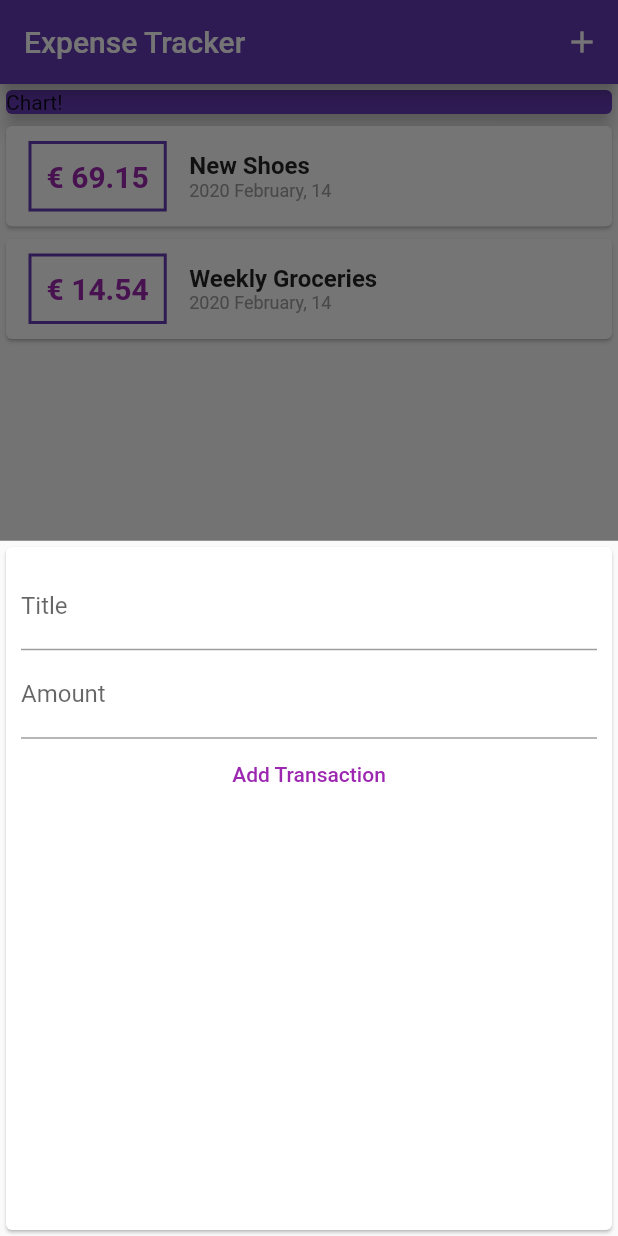
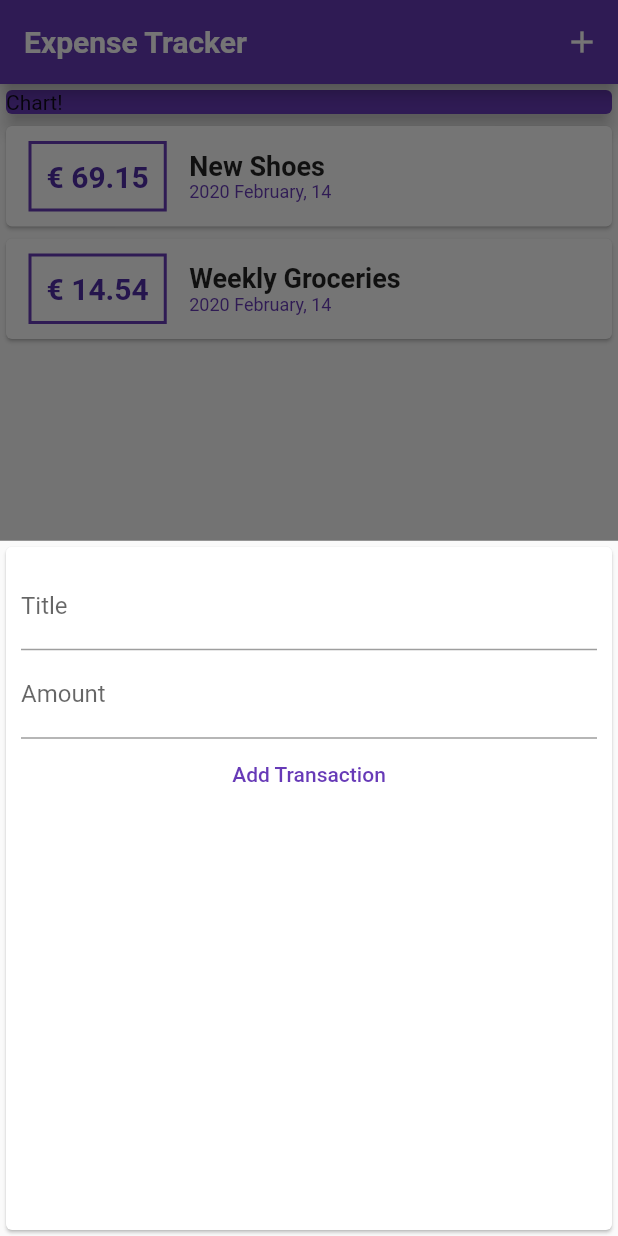
Before and after one commit to zettlrobert/expense_tracker, a Flutter app: the screen it shows after launch, after a tap on the "add" icon, on a phone screen of 412 x 824 dp. Run offline on Flutter 3.47's test engine with Material 2 defaults, Android fonts, the phone set to English and light mode, and no system bars; Roboto replaces fonts that are missing (OpenSans).

Commit message:
Global Color Style and Fonts

```diff
--- a/lib/main.dart
+++ b/lib/main.dart
@@ -11,9 +11,24 @@ class MyApp extends StatelessWidget {
   @override
   Widget build(BuildContext context) {
     return MaterialApp(
-      title: 'Flutter Demo',
+      title: 'Expenses Tracker',
       theme: ThemeData(
         primarySwatch: Colors.deepPurple,
+        fontFamily: 'Quicksand',
+        textTheme: ThemeData.light().textTheme.copyWith(
+              title: TextStyle(
+                  fontFamily: 'OpenSans',
+                  fontSize: 18,
+                  fontWeight: FontWeight.bold),
+            ),
+        appBarTheme: AppBarTheme(
+          textTheme: ThemeData.light().textTheme.copyWith(
+                title: TextStyle(
+                    fontFamily: 'OpenSans',
+                    fontSize: 20,
+                    fontWeight: FontWeight.bold),
+              ),
+        ),
       ),
       home: MyHomePage(),
     );
@@ -83,7 +98,7 @@ class _MyHomePageState extends State<MyHomePage> {
           children: <Widget>[
             Container(
               child: Card(
-                color: Colors.deepPurple,
+                color: Theme.of(context).primaryColor,
                 child: Text('Chart!'),
                 elevation: 5,
               ),
--- a/lib/widgets/new_transaction.dart
+++ b/lib/widgets/new_transaction.dart
@@ -10,13 +10,9 @@ class NewTransaction extends StatefulWidget {
   _NewTransactionState createState() => _NewTransactionState();
 }
 
-
-
-
 class _NewTransactionState extends State<NewTransaction> {
   final titleController = TextEditingController();
   final amountController = TextEditingController();
-
 
   void submitData() {
     final enteredTitle = titleController.text;
@@ -60,7 +56,7 @@ class _NewTransactionState extends State<NewTransaction> {
             ),
             FlatButton(
               child: Text('Add Transaction'),
-              textColor: Colors.purple,
+              textColor: Theme.of(context).primaryColor,
               onPressed: submitData,
             ),
           ],
--- a/lib/widgets/transaction_list.dart
+++ b/lib/widgets/transaction_list.dart
@@ -28,7 +28,7 @@ class TransactionList extends StatelessWidget {
                     style: TextStyle(
                       fontWeight: FontWeight.bold,
                       fontSize: 20,
-                      color: Colors.purple,
+                      color: Theme.of(context).primaryColorDark,
                     ),
                   ),
                 ),
@@ -37,17 +37,14 @@ class TransactionList extends StatelessWidget {
                   children: <Widget>[
                     Text(
                       transactions[index].title,
-                      style: TextStyle(
-                        fontWeight: FontWeight.bold,
-                        fontSize: 16,
-                      ),
+                      style: Theme.of(context).textTheme.title,
                     ),
                     Text(
                       //could use a constructor on DateFormat instaead of StringPattern
                       DateFormat('yyyy MMMM, dd')
                           .format(transactions[index].date),
                       style: TextStyle(
-                        color: Colors.grey,
+                        color: Theme.of(context).accentColor,
                         fontSize: 12,
                       ),
                     ),
```
Also changed, not shown: pubspec.yaml (+11 -11 lines), assets/fonts/OpenSans-Bold.ttf (added), assets/fonts/OpenSans-Regular.ttf (added), assets/fonts/Quicksand-Bold.ttf (added), assets/fonts/Quicksand-Light.ttf (added), assets/fonts/Quicksand-Medium.ttf (added), assets/fonts/Quicksand-Regular.ttf (added).
